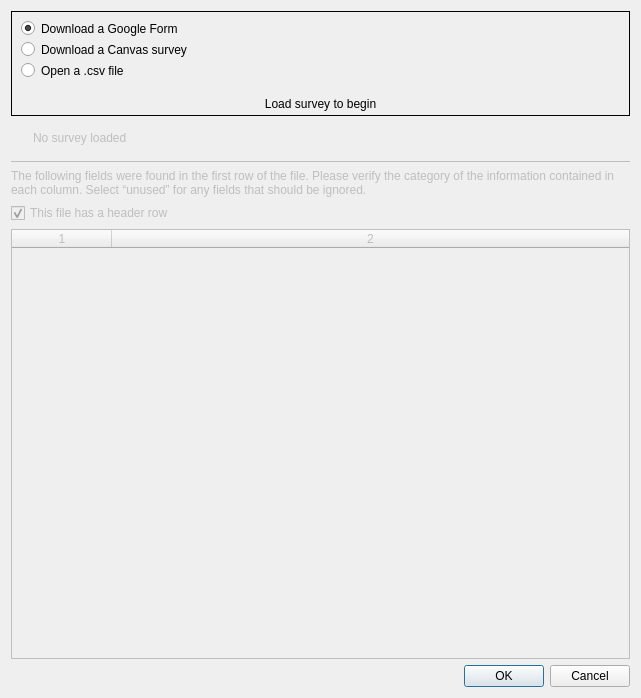
Before: the Qt Designer form dialogs/getGrueprDataDialog.ui in gruepr/gruepr, drawn with Qt 5.
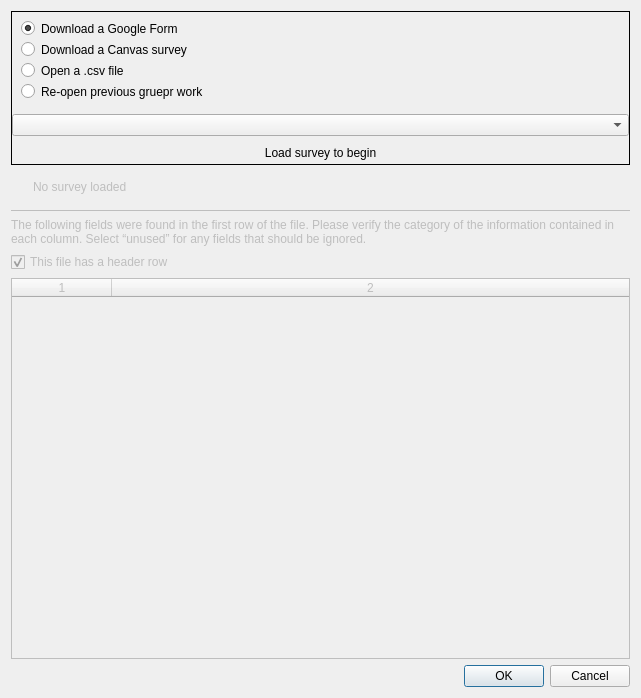
After: the same form once the commit is applied.

```diff
--- a/dialogs/getGrueprDataDialog.ui
+++ b/dialogs/getGrueprDataDialog.ui
@@ -77,9 +77,22 @@
            </attribute>
           </widget>
          </item>
+         <item>
+          <widget class="QRadioButton" name="fromPrevWorkRadioButton">
+           <property name="text">
+            <string>Re-open previous gruepr work</string>
+           </property>
+           <attribute name="buttonGroup">
+            <string notr="true">sourceButtonGroup</string>
+           </attribute>
+          </widget>
+         </item>
         </layout>
        </widget>
       </item>
+      <item>
+       <widget class="QComboBox" name="prevWorkComboBox"/>
+      </item>
       <item>
        <widget class="QPushButton" name="loadDataPushButton">
         <property name="text">
```
